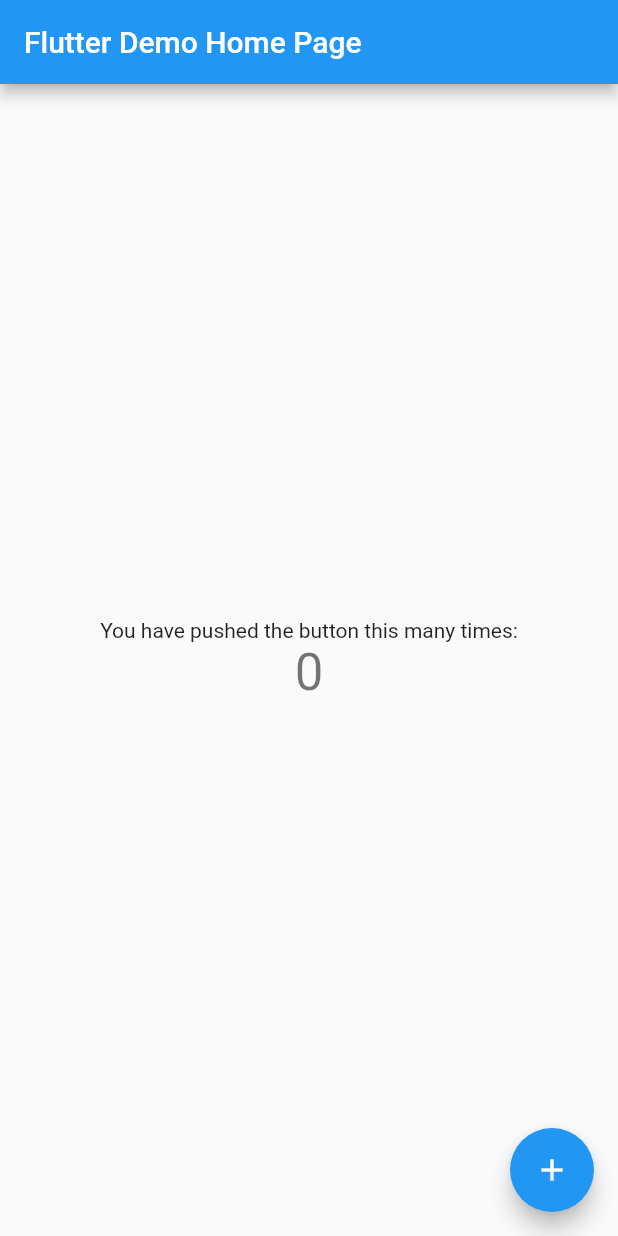
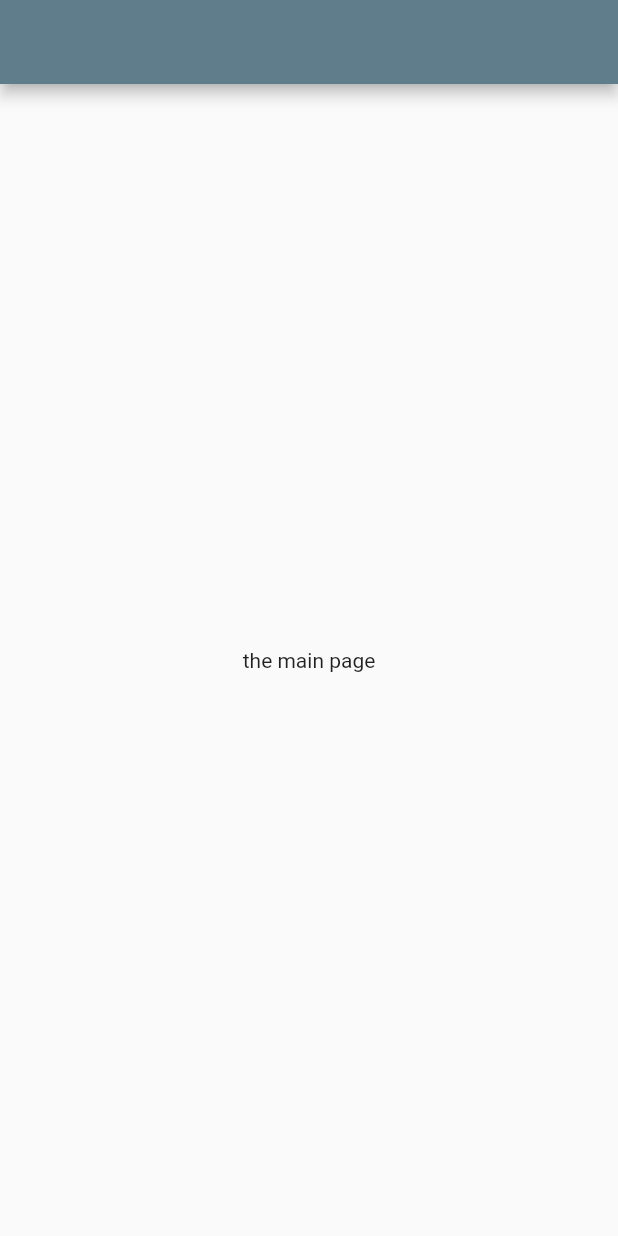
Before and after one commit to AbdullahShweikani/new_clean, a Flutter app: the screen it shows after launch, on a phone screen of 412 x 824 dp. Run offline on Flutter 3.47's test engine with Material 2 defaults, Android fonts, the phone set to English and light mode, and no system bars; our stand-ins replace fluttertoast.

Commit message:
string and anther thing

```diff
--- /dev/null
+++ b/lib/config/routes/app_routes.dart
@@ -0,0 +1,35 @@
+import 'package:flutter/cupertino.dart';
+import 'package:flutter/material.dart';
+import 'package:new_clear/core/utils/app_string.dart';
+import 'package:new_clear/features/random_quote/presentation/pages/quote_page.dart';
+
+class Routes {
+  static const String initialRout = '/';
+  static const String favourate = '/favourate';
+}
+
+class AppRoutes {
+  static Route? onGenerateRoute(RouteSettings routeSettings) {
+    switch (routeSettings.name) {
+      case Routes.initialRout:
+        return MaterialPageRoute(builder: (context) {
+          return const QuotePage();
+        });
+      // case Routes.favourate:
+      //   return MaterialPageRoute(builder: (context) {
+      //     return const FavouritePage();
+      //   });
+
+      default:
+        return unDefaultRoute();
+    }
+  }
+
+  static Route<dynamic> unDefaultRoute() {
+    return MaterialPageRoute(builder: (context) {
+      return const Scaffold(
+        body: Text(AppString.unDefaultRoute),
+      );
+    });
+  }
+}
--- /dev/null
+++ b/lib/core/utils/app_colors.dart
@@ -0,0 +1,8 @@
+import 'package:flutter/material.dart';
+
+
+class AppColors{
+
+  static Color primary=Colors.blueAccent;
+  static Color hint=Colors.grey;
+}
--- /dev/null
+++ b/lib/core/utils/app_string.dart
@@ -0,0 +1,7 @@
+class AppString{
+
+
+  static const String appName='Quote App';
+  static const String fontFamily='Tajawal';
+  static const String unDefaultRoute='Un Default Route';
+}
--- /dev/null
+++ b/lib/features/random_quote/presentation/pages/quote_page.dart
@@ -0,0 +1,21 @@
+import 'package:flutter/material.dart';
+import 'package:new_clear/config/routes/app_routes.dart';
+import 'package:new_clear/core/utils/constants.dart';
+
+class QuotePage extends StatelessWidget {
+  const QuotePage({Key? key}) : super(key: key);
+
+  @override
+  Widget build(BuildContext context) {
+    return Scaffold(
+      appBar: AppBar(
+        backgroundColor: Colors.blueGrey,
+      ),
+      body: InkWell(
+          onTap: () {
+           Constants.showToast(context: context, message: "hi Abdullah");
+          },
+          child: const Center(child: Text('the main page'))),
+    );
+  }
+}
--- a/lib/main.dart
+++ b/lib/main.dart
@@ -1,4 +1,7 @@
 import 'package:flutter/material.dart';
+import 'package:new_clear/config/routes/app_routes.dart';
+import 'package:new_clear/core/utils/app_colors.dart';
+import 'package:new_clear/core/utils/app_string.dart';
 
 void main() {
   runApp(const MyApp());
@@ -11,105 +14,12 @@ class MyApp extends StatelessWidget {
   @override
   Widget build(BuildContext context) {
     return MaterialApp(
-      title: 'Flutter Demo',
+      title: AppString.appName,
       theme: ThemeData(
-        // This is the theme of your application.
-        //
-        // Try running your application with "flutter run". You'll see the
-        // application has a blue toolbar. Then, without quitting the app, try
-        // changing the primarySwatch below to Colors.green and then invoke
-        // "hot reload" (press "r" in the console where you ran "flutter run",
-        // or simply save your changes to "hot reload" in a Flutter IDE).
-        // Notice that the counter didn't reset back to zero; the application
-        // is not restarted.
-        primarySwatch: Colors.blue,
+        primaryColor: AppColors.primary,
       ),
-      home: const MyHomePage(title: 'Flutter Demo Home Page'),
+      debugShowCheckedModeBanner: false,
+      onGenerateRoute: AppRoutes.onGenerateRoute,
     );
   }
 }
-
-class MyHomePage extends StatefulWidget {
-  const MyHomePage({super.key, required this.title});
-
-  // This widget is the home page of your application. It is stateful, meaning
-  // that it has a State object (defined below) that contains fields that affect
-  // how it looks.
-
-  // This class is the configuration for the state. It holds the values (in this
-  // case the title) provided by the parent (in this case the App widget) and
-  // used by the build method of the State. Fields in a Widget subclass are
-  // always marked "final".
-
-  final String title;
-
-  @override
-  State<MyHomePage> createState() => _MyHomePageState();
-}
-
-class _MyHomePageState extends State<MyHomePage> {
-  int _counter = 0;
-
-  void _incrementCounter() {
-    setState(() {
-      // This call to setState tells the Flutter framework that something has
-      // changed in this State, which causes it to rerun the build method below
-      // so that the display can reflect the updated values. If we changed
-      // _counter without calling setState(), then the build method would not be
-      // called again, and so nothing would appear to happen.
-      _counter++;
-    });
-  }
-
-  @override
-  Widget build(BuildContext context) {
-    // This method is rerun every time setState is called, for instance as done
-    // by the _incrementCounter method above.
-    //
-    // The Flutter framework has been optimized to make rerunning build methods
-    // fast, so that you can just rebuild anything that needs updating rather
-    // than having to individually change instances of widgets.
-    return Scaffold(
-      appBar: AppBar(
-        // Here we take the value from the MyHomePage object that was created by
-        // the App.build method, and use it to set our appbar title.
-        title: Text(widget.title),
-      ),
-      body: Center(
-        // Center is a layout widget. It takes a single child and positions it
-        // in the middle of the parent.
-        child: Column(
-          // Column is also a layout widget. It takes a list of children and
-          // arranges them vertically. By default, it sizes itself to fit its
-          // children horizontally, and tries to be as tall as its parent.
-          //
-          // Invoke "debug painting" (press "p" in the console, choose the
-          // "Toggle Debug Paint" action from the Flutter Inspector in Android
-          // Studio, or the "Toggle Debug Paint" command in Visual Studio Code)
-          // to see the wireframe for each widget.
-          //
-          // Column has various properties to control how it sizes itself and
-          // how it positions its children. Here we use mainAxisAlignment to
-          // center the children vertically; the main axis here is the vertical
-          // axis because Columns are vertical (the cross axis would be
-          // horizontal).
-          mainAxisAlignment: MainAxisAlignment.center,
-          children: <Widget>[
-            const Text(
-              'You have pushed the button this many times:',
-            ),
-            Text(
-              '$_counter',
-              style: Theme.of(context).textTheme.headline4,
-            ),
-          ],
-        ),
-      ),
-      floatingActionButton: FloatingActionButton(
-        onPressed: _incrementCounter,
-        tooltip: 'Increment',
-        child: const Icon(Icons.add),
-      ), // This trailing comma makes auto-formatting nicer for build methods.
-    );
-  }
-}
```
Also changed, not shown: lib/config/them/app_theme.dart (added, +24 -0 lines), lib/core/utils/constants.dart (added, +49 -0 lines), lib/core/utils/hix_colors.dart (added, +17 -0 lines), pubspec.yaml (+22 -12 lines), assets/fonts/Tajawal-Black.ttf (added), assets/fonts/Tajawal-Bold.ttf (added), assets/fonts/Tajawal-ExtraBold.ttf (added), assets/fonts/Tajawal-ExtraLight.ttf (added), assets/fonts/Tajawal-Light.ttf (added), assets/fonts/Tajawal-Medium.ttf (added), assets/fonts/Tajawal-Regular.ttf (added), pubspec.lock.
